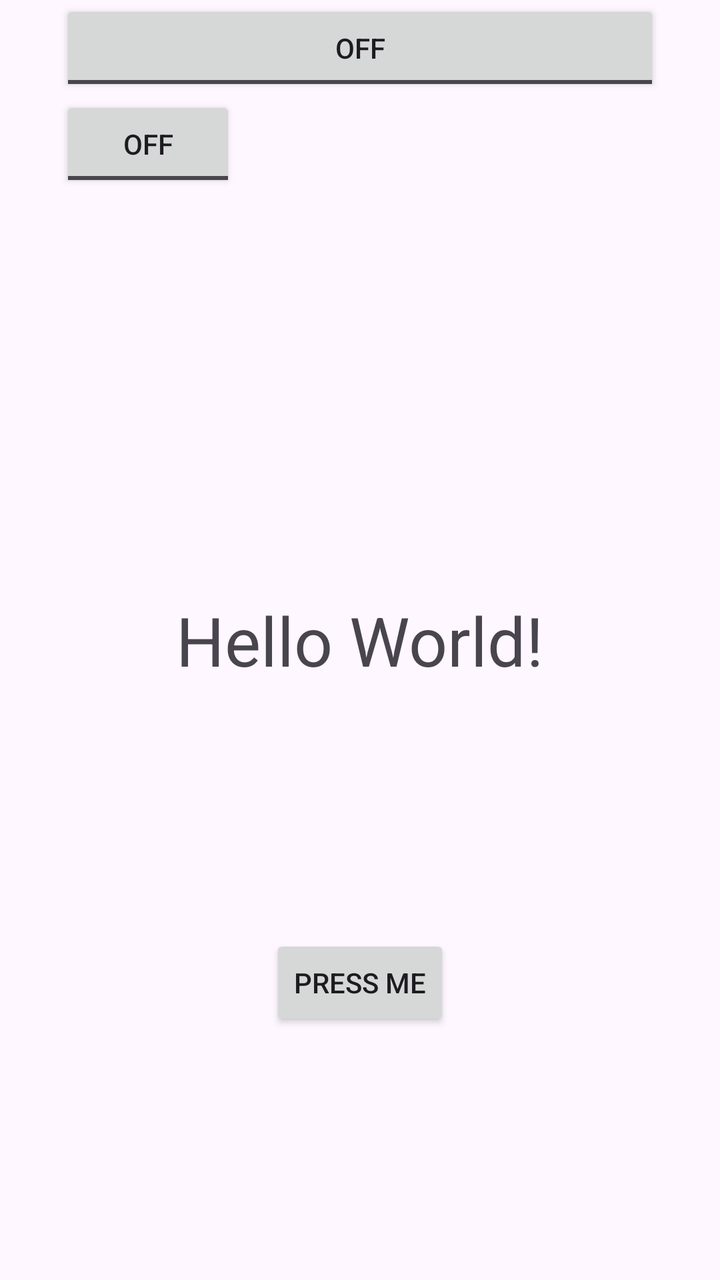
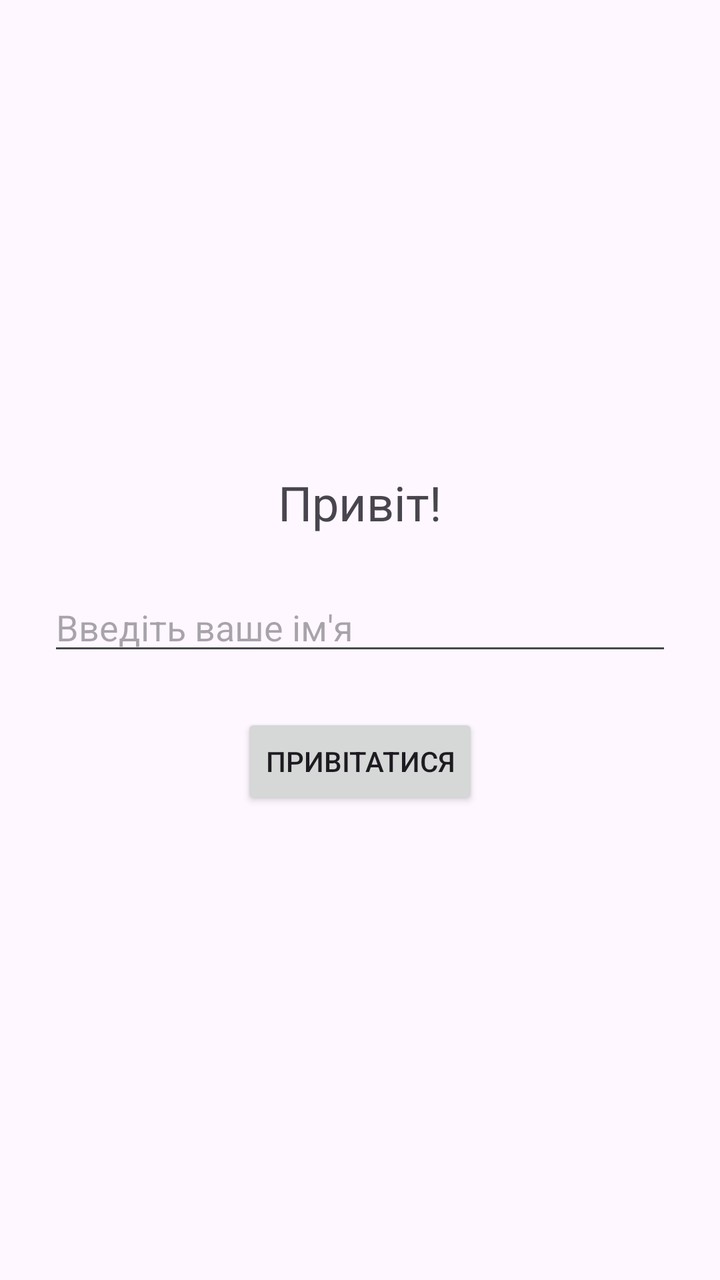

Before-and-after screenshots of an Android layout around one commit, followed by the original layout XML and the change that was made.
<!-- AndroidManifest.xml: application theme Theme.FistApplication -->
<!-- res/layout/activity_main.xml -->
<?xml version="1.0" encoding="utf-8"?>
<androidx.constraintlayout.widget.ConstraintLayout xmlns:android="http://schemas.android.com/apk/res/android"
    xmlns:app="http://schemas.android.com/apk/res-auto"
    xmlns:tools="http://schemas.android.com/tools"
    android:id="@+id/main"
    android:layout_width="match_parent"
    android:layout_height="match_parent"
    tools:context=".MainActivity">


    <LinearLayout
        android:layout_width="wrap_content"
        android:layout_height="wrap_content"
        android:orientation="vertical"
        app:layout_constraintEnd_toEndOf="parent"
        app:layout_constraintHorizontal_bias="0.5"
        app:layout_constraintStart_toStartOf="parent"
        app:layout_constraintTop_toTopOf="parent">


        <ToggleButton
            android:id="@+id/toggleButton"
            android:layout_width="300dp"
            android:layout_height="wrap_content"
            android:text="ToggleButton" />

        <ToggleButton
            android:text="ToggleButton"
            android:layout_width="wrap_content"
            android:layout_height="wrap_content" />

    </LinearLayout>


    <TextView
        android:id="@+id/textView"
        android:layout_width="wrap_content"
        android:layout_height="wrap_content"
        android:text="Hello World!"
        android:textSize="34sp"
        app:layout_constraintBottom_toBottomOf="parent"
        app:layout_constraintEnd_toEndOf="parent"
        app:layout_constraintStart_toStartOf="parent"
        app:layout_constraintTop_toTopOf="parent" />

    <Button
        android:id="@+id/btnPressMe"
        android:layout_width="wrap_content"
        android:layout_height="wrap_content"
        android:text="@string/press_me"
        app:layout_constraintBottom_toBottomOf="parent"
        app:layout_constraintEnd_toEndOf="parent"
        app:layout_constraintHorizontal_bias="0.5"
        app:layout_constraintStart_toStartOf="parent"
        app:layout_constraintTop_toBottomOf="@+id/textView" />


</androidx.constraintlayout.widget.ConstraintLayout>
<!-- resources referenced by this layout -->
<resources>
  <string name="press_me">Press Me</string>
  <style name="Theme.FistApplication" parent="Base.Theme.FistApplication" />
  <style name="Base.Theme.FistApplication" parent="Theme.Material3.DayNight.NoActionBar">
          
          
      </style>
</resources>

<!-- the commit's change to res/layout/activity_main.xml (unified diff, before → after) -->
@@ -1,58 +1,38 @@
 <?xml version="1.0" encoding="utf-8"?>
-<androidx.constraintlayout.widget.ConstraintLayout xmlns:android="http://schemas.android.com/apk/res/android"
-    xmlns:app="http://schemas.android.com/apk/res-auto"
+<LinearLayout
+    xmlns:android="http://schemas.android.com/apk/res/android"
     xmlns:tools="http://schemas.android.com/tools"
-    android:id="@+id/main"
     android:layout_width="match_parent"
     android:layout_height="match_parent"
+    android:orientation="vertical"
+    android:padding="24dp"
+    android:gravity="center"
     tools:context=".MainActivity">
 
-
-    <LinearLayout
+    
+    <TextView
+        android:id="@+id/resultTextView"
         android:layout_width="wrap_content"
         android:layout_height="wrap_content"
-        android:orientation="vertical"
-        app:layout_constraintEnd_toEndOf="parent"
-        app:layout_constraintHorizontal_bias="0.5"
-        app:layout_constraintStart_toStartOf="parent"
-        app:layout_constraintTop_toTopOf="parent">
+        android:text="Привіт!"
+        android:textSize="24sp"
+        android:layout_marginBottom="24dp" />
 
+    
+    <EditText
+        android:id="@+id/inputEditText"
+        android:layout_width="match_parent"
+        android:layout_height="wrap_content"
+        android:autofillHints=""
+        android:hint="Введіть ваше ім'я"
+        android:inputType="textPersonName"
+        android:layout_marginBottom="24dp" />
 
-        <ToggleButton
-            android:id="@+id/toggleButton"
-            android:layout_width="300dp"
-            android:layout_height="wrap_content"
-            android:text="ToggleButton" />
-
-        <ToggleButton
-            android:text="ToggleButton"
-            android:layout_width="wrap_content"
-            android:layout_height="wrap_content" />
-
-    </LinearLayout>
-
-
-    <TextView
-        android:id="@+id/textView"
+    
+    <Button
+        android:id="@+id/actionButton"
         android:layout_width="wrap_content"
         android:layout_height="wrap_content"
-        android:text="Hello World!"
-        android:textSize="34sp"
-        app:layout_constraintBottom_toBottomOf="parent"
-        app:layout_constraintEnd_toEndOf="parent"
-        app:layout_constraintStart_toStartOf="parent"
-        app:layout_constraintTop_toTopOf="parent" />
+        android:text="Привітатися" />
 
-    <Button
-        android:id="@+id/btnPressMe"
-        android:layout_width="wrap_content"
-        android:layout_height="wrap_content"
-        android:text="@string/press_me"
-        app:layout_constraintBottom_toBottomOf="parent"
-        app:layout_constraintEnd_toEndOf="parent"
-        app:layout_constraintHorizontal_bias="0.5"
-        app:layout_constraintStart_toStartOf="parent"
-        app:layout_constraintTop_toBottomOf="@+id/textView" />
-
-
-</androidx.constraintlayout.widget.ConstraintLayout>
+</LinearLayout>
<!-- resource entries referenced after the edit -->
@@ -1,6 +1,5 @@
 <!-- resources referenced by this layout -->
 <resources>
-  <string name="press_me">Press Me</string>
   <style name="Theme.FistApplication" parent="Base.Theme.FistApplication" />
   <style name="Base.Theme.FistApplication" parent="Theme.Material3.DayNight.NoActionBar">
           
